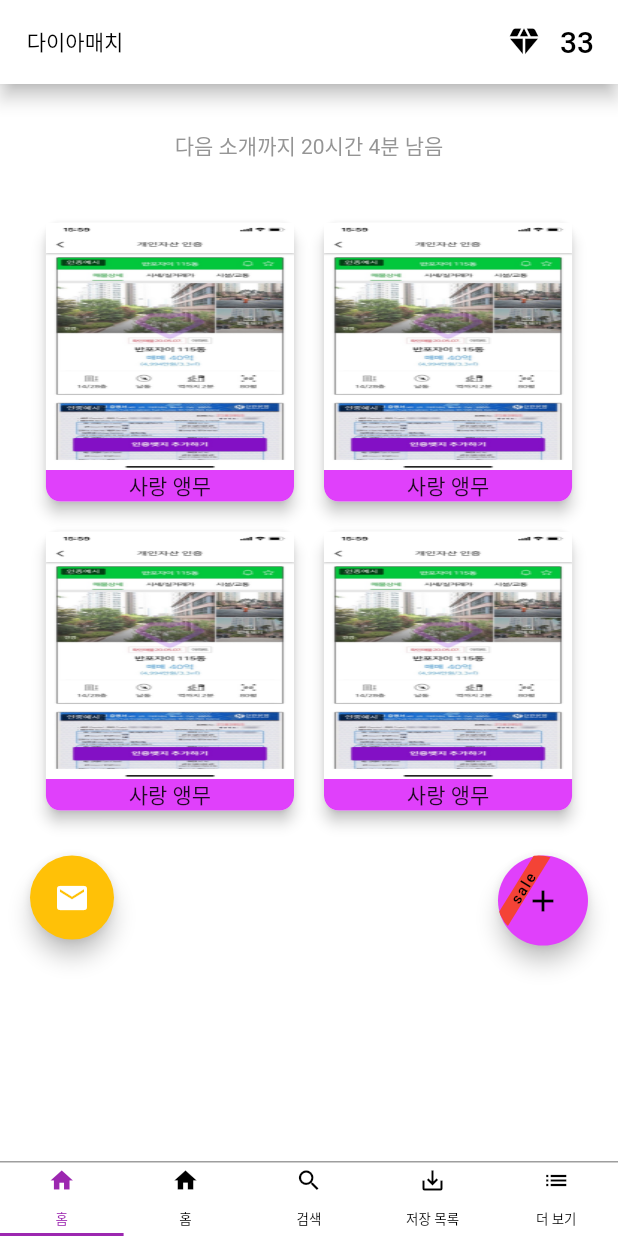
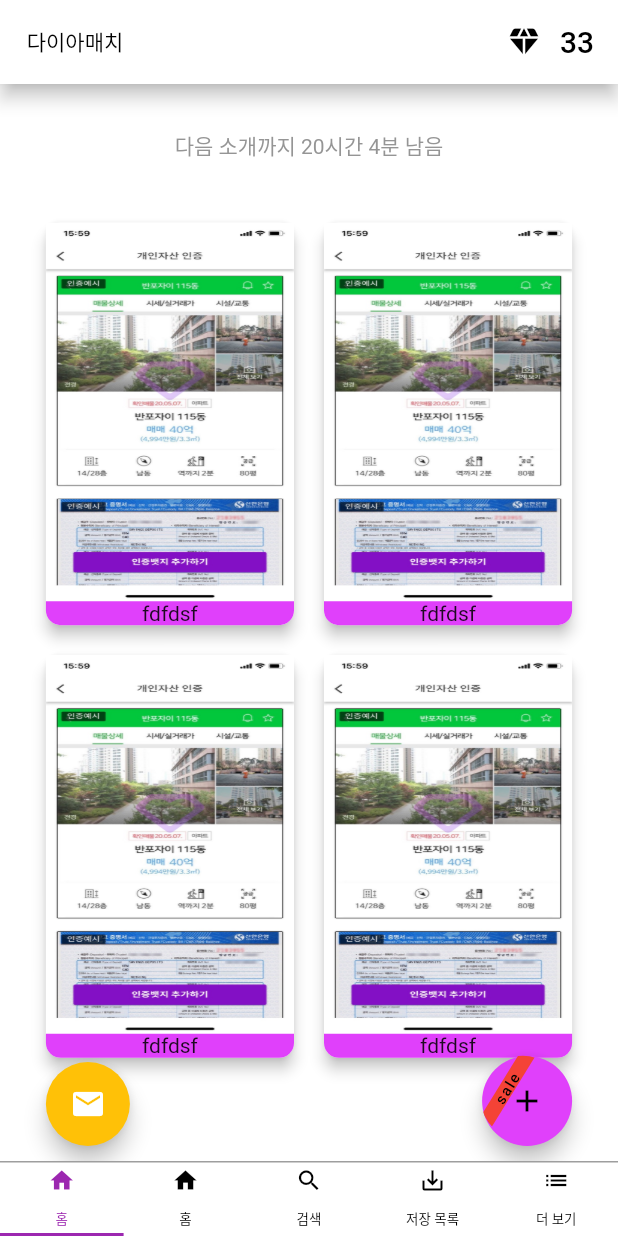
Before and after one commit to qjawns0222/plove, a Flutter app: the screen it shows after launch, on a phone screen of 412 x 824 dp. Run offline on Flutter 3.47's test engine with Material 2 defaults, Android fonts, the phone set to English and light mode, and no system bars; our stand-ins replace flutter_secure_storage.

Commit message:
메인화면 틀 provider틀까지 완성

```diff
--- a/lib/main.dart
+++ b/lib/main.dart
@@ -3,14 +3,15 @@ import 'dart:convert';
 import 'package:flutter/material.dart';
 import 'package:provider/provider.dart';
 import 'package:untitled/providers/JoinPro.dart';
+import 'package:untitled/providers/MainPro.dart';
 import 'package:untitled/providers/MyHomePagePro.dart';
 import 'package:untitled/screens/MyHomePage.dart';
-import 'package:untitled/screens/join.dart';
+import 'package:untitled/screens/Join.dart';
 
 import 'package:flutter_secure_storage/flutter_secure_storage.dart';
 import 'dart:async';
 import 'package:http/http.dart' as http;
-import 'package:untitled/screens/loginend.dart';
+import 'package:untitled/screens/Main.dart';
 
 void main() {
   runApp(MultiProvider(
@@ -20,6 +21,9 @@ void main() {
       ),
       ChangeNotifierProvider(
         create: (_) => JoinPro(),
+      ),
+      ChangeNotifierProvider(
+        create: (_) => MainPro(),
       ),
     ],
     child: const MyApp(),
@@ -37,8 +41,8 @@ class MyApp extends StatelessWidget {
       initialRoute: "/main",
       routes: {
         '/': (context) => MyHomePage(title: '로그인'),
-        '/main': (context) => loginend(),
-        '/join': (context) => join(),
+        '/main': (context) => Main(),
+        '/join': (context) => Join(),
       },
       title: 'Flutter Demo',
       theme: ThemeData(
--- /dev/null
+++ b/lib/providers/MainPro.dart
@@ -0,0 +1,47 @@
+import 'package:flutter/material.dart';
+
+class MainPro with ChangeNotifier {
+  late double _imgH;
+  late double _imgW;
+  double _cardRadius = 10;
+  Color _cardColor = Colors.purpleAccent;
+  String _btnBanTxt = 'sale';
+
+  Color get cardColor => _cardColor;
+
+  set cardColor(Color value) {
+    _cardColor = value;
+  }
+
+  double get cardRadius => _cardRadius;
+
+  set cardRadius(double value) {
+    _cardRadius = value;
+  }
+
+  double getimgH(BuildContext context) {
+    _imgH = MediaQuery.of(context).size.height * 0.35;
+    return _imgH;
+  }
+
+  set imgH(double value) {
+    _imgH = value;
+  }
+
+  double getimgW(BuildContext context) {
+    _imgH = MediaQuery.of(context).size.width * 0.45;
+    return _imgH;
+  }
+
+  set imgW(double value) {
+    _imgW = value;
+  }
+
+  String get btnBanTxt => _btnBanTxt;
+
+  set btnBanTxt(String value) {
+    _btnBanTxt = value;
+  }
+
+  moveProfile(int seq) {}
+}
--- a/lib/screens/join.dart
+++ b/lib/screens/Join.dart
@@ -3,12 +3,12 @@ import 'package:flutter/services.dart';
 import 'package:provider/provider.dart';
 import 'package:untitled/providers/JoinPro.dart';
 
-class join extends StatefulWidget {
-  const join({super.key});
-  State<join> createState() => _joinState();
+class Join extends StatefulWidget {
+  const Join({super.key});
+  State<Join> createState() => _JoinState();
 }
 
-class _joinState extends State<join> {
+class _JoinState extends State<Join> {
   @override
   Widget build(BuildContext context) {
     // TODO: implement build
--- /dev/null
+++ b/lib/screens/Main.dart
@@ -0,0 +1,186 @@
+import 'package:flutter/material.dart';
+
+import 'package:flutter_secure_storage/flutter_secure_storage.dart';
+import 'package:provider/provider.dart';
+import 'package:untitled/providers/MainPro.dart';
+import 'package:untitled/widgets/MainAppBar.dart';
+import 'package:untitled/widgets/MainBottomBar.dart';
+
+class Main extends StatefulWidget {
+  const Main({super.key});
+
+  // This widget is the home page of your application. It is stateful, meaning
+  // that it has a State object (defined below) that contains fields that affect
+  // how it looks.
+
+  // This class is the configuration for the state. It holds the values (in this
+  // case the title) provided by the parent (in this case the App widget) and
+  // used by the build method of the State. Fields in a Widget subclass are
+  // always marked "final".
+
+  @override
+  State<Main> createState() => Mainstate();
+}
+
+class Mainstate extends State<Main> {
+  static final storage = new FlutterSecureStorage();
+
+  @override
+  Widget build(BuildContext context) {
+    return Scaffold(
+      bottomNavigationBar: MainBottomBar(),
+      appBar: MainAppBar(),
+      body: Consumer<MainPro>(
+        builder: (context, MainProvider, child) => Container(
+          color: Colors.white,
+          child: Center(
+            child: Stack(
+              children: [
+                Column(
+                  mainAxisAlignment: MainAxisAlignment.start,
+                  children: [
+                    Container(
+                      color: Colors.transparent,
+                      child: Column(
+                          mainAxisAlignment: MainAxisAlignment.center,
+                          children: [
+                            Text(
+                              '다음 소개까지 20시간 4분 남음',
+                              textAlign: TextAlign.center,
+                              style: TextStyle(
+                                color: Color.fromRGBO(123, 123, 123, 0.8),
+                              ),
+                            ),
+                          ]),
+                      height: MediaQuery.of(context).size.height * 0.1,
+                    ),
+                    Wrap(
+                        direction: Axis.horizontal,
+                        alignment: WrapAlignment.spaceBetween,
+                        children: [
+                          for (int i = 0; i < 4; i++) ...[
+                            GestureDetector(
+                              onTap: MainProvider.moveProfile(4),
+                              child: Container(
+                                width: MainProvider.getimgW(context),
+                                height: MainProvider.getimgH(context),
+                                child: Card(
+                                  margin: EdgeInsets.fromLTRB(10, 10, 10, 10),
+                                  shape: RoundedRectangleBorder(
+                                    //모서리를 둥글게 하기 위해 사용
+                                    borderRadius: BorderRadius.circular(
+                                        MainProvider.cardRadius),
+                                  ),
+                                  elevation: 4.0,
+                                  child: Column(
+                                    children: [
+                                      Expanded(
+                                        child: Image.asset(
+                                            "assets/images/1.jpg",
+                                            fit: BoxFit.fill,
+                                            width:
+                                                MainProvider.getimgW(context)),
+                                      ),
+                                      Container(
+                                        alignment: Alignment.center,
+                                        padding:
+                                            EdgeInsets.fromLTRB(30, 0, 30, 0),
+                                        width: MainProvider.getimgW(context),
+                                        decoration: BoxDecoration(
+                                          borderRadius: BorderRadius.only(
+                                            bottomLeft: Radius.circular(
+                                                MainProvider.cardRadius),
+                                            bottomRight: Radius.circular(
+                                                MainProvider.cardRadius),
+                                          ),
+                                          color: MainProvider.cardColor,
+                                        ),
+                                        child: Text(
+                                          'fdfdsf',
+                                        ),
+                                      )
+                                    ],
+                                  ),
+                                ),
+                              ),
+                            ),
+                          ]
+                        ]),
+                    Spacer(),
+                  ],
+                ),
+                Positioned(
+                  left: 10,
+                  bottom: 10,
+                  child: Align(
+                    alignment: Alignment.bottomLeft,
+                    child: FloatingActionButton(
+                      onPressed: () {},
+                      backgroundColor: Colors.amber,
+                      child: Icon(Icons.mail, color: Colors.white),
+                    ),
+                  ),
+                ),
+                Positioned(
+                  right: 10,
+                  bottom: 10,
+                  child: Align(
+                    alignment: Alignment.bottomRight,
+                    child: Container(
+                      width: 60,
+                      height: 60,
+                      decoration: BoxDecoration(
+                        borderRadius: BorderRadius.circular(100),
+                      ), //모서리를 둥글게
+
+                      child: FloatingActionButton(
+                        onPressed: () {},
+                        backgroundColor: Colors.purpleAccent,
+                        child: Stack(
+                          children: [
+                            Container(
+                              alignment: Alignment.center,
+                              child: IconButton(
+                                  onPressed: () {}, icon: Icon(Icons.add)),
+                            ),
+                            Transform.rotate(
+                              angle: -45,
+                              alignment: Alignment.center,
+                              child: ClipRRect(
+                                borderRadius: const BorderRadius.only(
+                                  topLeft: Radius.circular(27.0),
+                                  topRight: Radius.circular(27.0),
+                                ),
+                                child: Container(
+                                  width: 55,
+                                  height: 10,
+                                  alignment: Alignment.center,
+                                  decoration: BoxDecoration(
+                                    boxShadow: [],
+                                    color: Colors.red,
+                                  ),
+                                  margin: EdgeInsets.fromLTRB(1, 10, 0, 37),
+                                  child: Text(
+                                    MainProvider.btnBanTxt,
+                                    style: TextStyle(
+                                      fontSize: 10,
+                                    ),
+                                    textAlign: TextAlign.center,
+                                  ),
+                                ),
+                              ),
+                            ),
+                          ],
+                        ),
+                      ),
+                    ),
+                  ),
+                ),
+              ],
+            ),
+          ),
+        ),
+      ),
+    );
+  }
+}
--- a/lib/screens/loginend.dart
+++ /dev/null
@@ -1,276 +0,0 @@
-import 'package:flutter/material.dart';
-
-import 'package:flutter_secure_storage/flutter_secure_storage.dart';
-import 'package:untitled/widgets/MainAppBar.dart';
-import 'package:untitled/widgets/MainBottomBar.dart';
-
-class loginend extends StatefulWidget {
-  const loginend({super.key});
-
-  // This widget is the home page of your application. It is stateful, meaning
-  // that it has a State object (defined below) that contains fields that affect
-  // how it looks.
-
-  // This class is the configuration for the state. It holds the values (in this
-  // case the title) provided by the parent (in this case the App widget) and
-  // used by the build method of the State. Fields in a Widget subclass are
-  // always marked "final".
-
-  @override
-  State<loginend> createState() => loginendstate();
-}
-
-class loginendstate extends State<loginend> {
-  static final storage = new FlutterSecureStorage();
-
-  @override
-  Widget build(BuildContext context) {
-    return Scaffold(
-      bottomNavigationBar: MainBottomBar(),
-      appBar: MainAppBar(),
-      body: Container(
-        color: Colors.white,
-        child: Center(
-          child: Column(
-            mainAxisAlignment: MainAxisAlignment.start,
-            children: [
-              Container(
-                child: Column(
-                    mainAxisAlignment: MainAxisAlignment.center,
-                    children: [
-                      Text(
-                        '다음 소개까지 20시간 4분 남음',
-                        textAlign: TextAlign.center,
-                        style: TextStyle(
-                          color: Color.fromRGBO(123, 123, 123, 0.8),
-                        ),
-                      ),
-                    ]),
-                height: MediaQuery.of(context).size.height * 0.1,
-              ),
-              Wrap(
-                  direction: Axis.horizontal,
-                  alignment: WrapAlignment.spaceBetween,
-                  children: [
-                    Container(
-                      width: MediaQuery.of(context).size.width * 0.45,
-                      height: MediaQuery.of(context).size.height * 0.25,
-                      child: Card(
-                        margin: EdgeInsets.fromLTRB(10, 10, 10, 10),
-                        shape: RoundedRectangleBorder(
-                          //모서리를 둥글게 하기 위해 사용
-                          borderRadius: BorderRadius.circular(10.0),
-                        ),
-                        elevation: 4.0,
-                        child: Column(
-                          children: [
-                            Expanded(
-                              child: Image.asset("assets/images/1.jpg",
-                                  fit: BoxFit.fill,
-                                  width:
-                                      MediaQuery.of(context).size.width * 0.45),
-                            ),
-                            Container(
-                              alignment: Alignment.center,
-                              padding: EdgeInsets.fromLTRB(30, 0, 30, 0),
-                              width: MediaQuery.of(context).size.width * 0.45,
-                              decoration: BoxDecoration(
-                                borderRadius: BorderRadius.only(
-                                  bottomLeft: Radius.circular(10),
-                                  bottomRight: Radius.circular(10),
-                                ),
-                                color: Colors.purpleAccent,
-                              ),
-                              child: Text(
-                                "사랑 앵무",
-                              ),
-                            )
-                          ],
-                        ),
-                      ),
-                    ),
-                    Container(
-                      width: MediaQuery.of(context).size.width * 0.45,
-                      height: MediaQuery.of(context).size.height * 0.25,
-                      child: Card(
-                        margin: EdgeInsets.fromLTRB(10, 10, 10, 10),
-                        shape: RoundedRectangleBorder(
-                          //모서리를 둥글게 하기 위해 사용
-                          borderRadius: BorderRadius.circular(10.0),
-                        ),
-                        elevation: 4.0,
-                        child: Column(
-                          children: [
-                            Expanded(
-                              child: Image.asset("assets/images/1.jpg",
-                                  fit: BoxFit.fill,
-                                  width:
-                                      MediaQuery.of(context).size.width * 0.45),
-                            ),
-                            Container(
-                              alignment: Alignment.center,
-                              padding: EdgeInsets.fromLTRB(30, 0, 30, 0),
-                              width: MediaQuery.of(context).size.width * 0.45,
-                              decoration: BoxDecoration(
-                                borderRadius: BorderRadius.only(
-                                  bottomLeft: Radius.circular(10),
-                                  bottomRight: Radius.circular(10),
-                                ),
-                                color: Colors.purpleAccent,
-                              ),
-                              child: Text(
-                                "사랑 앵무",
-                              ),
-                            )
-                          ],
-                        ),
-                      ),
-                    ),
-                    Container(
-                      width: MediaQuery.of(context).size.width * 0.45,
-                      height: MediaQuery.of(context).size.height * 0.25,
-                      child: Card(
-                        margin: EdgeInsets.fromLTRB(10, 10, 10, 10),
-                        shape: RoundedRectangleBorder(
-                          //모서리를 둥글게 하기 위해 사용
-                          borderRadius: BorderRadius.circular(10.0),
-                        ),
-                        elevation: 4.0,
-                        child: Column(
-                          children: [
-                            Expanded(
-                              child: Image.asset("assets/images/1.jpg",
-                                  fit: BoxFit.fill,
-                                  width:
-                                      MediaQuery.of(context).size.width * 0.45),
-                            ),
-                            Container(
-                              alignment: Alignment.center,
-                              padding: EdgeInsets.fromLTRB(30, 0, 30, 0),
-                              width: MediaQuery.of(context).size.width * 0.45,
-                              decoration: BoxDecoration(
-                                borderRadius: BorderRadius.only(
-                                  bottomLeft: Radius.circular(10),
-                                  bottomRight: Radius.circular(10),
-                                ),
-                                color: Colors.purpleAccent,
-                              ),
-                              child: Text(
-                                "사랑 앵무",
-                              ),
-                            )
-                          ],
-                        ),
-                      ),
-                    ),
-                    Container(
-                      width: MediaQuery.of(context).size.width * 0.45,
-                      height: MediaQuery.of(context).size.height * 0.25,
-                      child: Card(
-                        margin: EdgeInsets.fromLTRB(10, 10, 10, 10),
-                        shape: RoundedRectangleBorder(
-                          //모서리를 둥글게 하기 위해 사용
-                          borderRadius: BorderRadius.circular(10.0),
-                        ),
-                        elevation: 4.0,
-                        child: Column(
-                          children: [
-                            Expanded(
-                              child: Image.asset("assets/images/1.jpg",
-                                  fit: BoxFit.fill,
-                                  width:
-                                      MediaQuery.of(context).size.width * 0.45),
-                            ),
-                            Container(
-                              alignment: Alignment.center,
-                              padding: EdgeInsets.fromLTRB(30, 0, 30, 0),
-                              width: MediaQuery.of(context).size.width * 0.45,
-                              decoration: BoxDecoration(
-                                borderRadius: BorderRadius.only(
-                                  bottomLeft: Radius.circular(10),
-                                  bottomRight: Radius.circular(10),
-                                ),
-                                color: Colors.purpleAccent,
-                              ),
-                              child: Text(
-                                "사랑 앵무",
-                              ),
-                            )
-                          ],
-                        ),
-                      ),
-                    ),
-                  ]),
-              Container(
-                margin: EdgeInsets.fromLTRB(20, 20, 20, 20),
-                child: Stack(
-                  children: <Widget>[
-                    Align(
-                      alignment: Alignment.bottomLeft,
-                      child: FloatingActionButton(
-                        onPressed: () {},
-                        backgroundColor: Colors.amber,
-                        child: Icon(Icons.mail, color: Colors.white),
-                      ),
-                    ),
-                    Align(
-                      alignment: Alignment.bottomRight,
-                      child: Container(
-                        width: 60,
-                        height: 60,
-                        decoration: BoxDecoration(
-                          borderRadius: BorderRadius.circular(100),
-                        ), //모서리를 둥글게
-
-                        child: FloatingActionButton(
-                          onPressed: () {},
-                          backgroundColor: Colors.purpleAccent,
-                          child: Stack(
-                            children: [
-                              Container(
-                                alignment: Alignment.center,
-                                child: IconButton(
-                                    onPressed: () {}, icon: Icon(Icons.add)),
-                              ),
-                              Transform.rotate(
-                                angle: -45,
-                                alignment: Alignment.center,
-                                child: ClipRRect(
-                                  borderRadius: const BorderRadius.only(
-                                    topLeft: Radius.circular(27.0),
-                                    topRight: Radius.circular(27.0),
-                                  ),
-                                  child: Container(
-                                    width: 55,
-                                    height: 10,
-                                    alignment: Alignment.center,
-                                    decoration: BoxDecoration(
-                                      boxShadow: [],
-                                      color: Colors.red,
-                                    ),
-                                    margin: EdgeInsets.fromLTRB(1, 10, 0, 37),
-                                    child: Text(
-                                      "sale",
-                                      style: TextStyle(
-                                        fontSize: 10,
-                                      ),
-                                      textAlign: TextAlign.center,
-                                    ),
-                                  ),
-                                ),
-                              ),
-                            ],
-                          ),
-                        ),
-                      ),
-                    ),
-                  ],
-                ),
-              ),
-            ],
-          ),
-        ),
-      ),
-    );
-  }
-}
```
